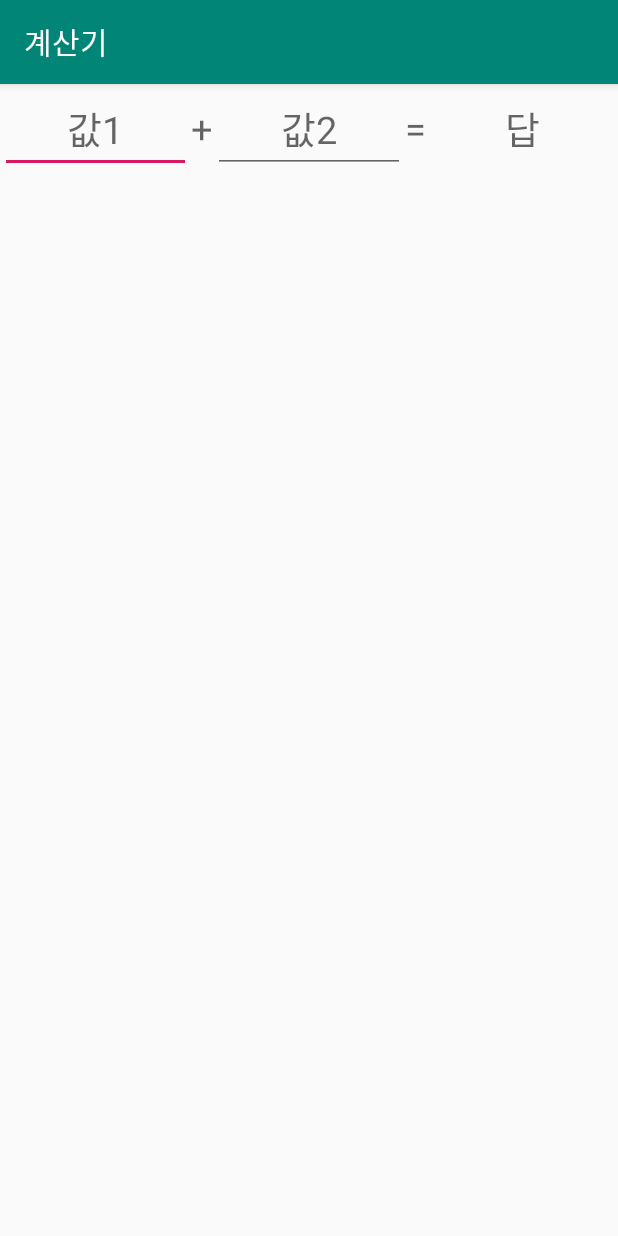
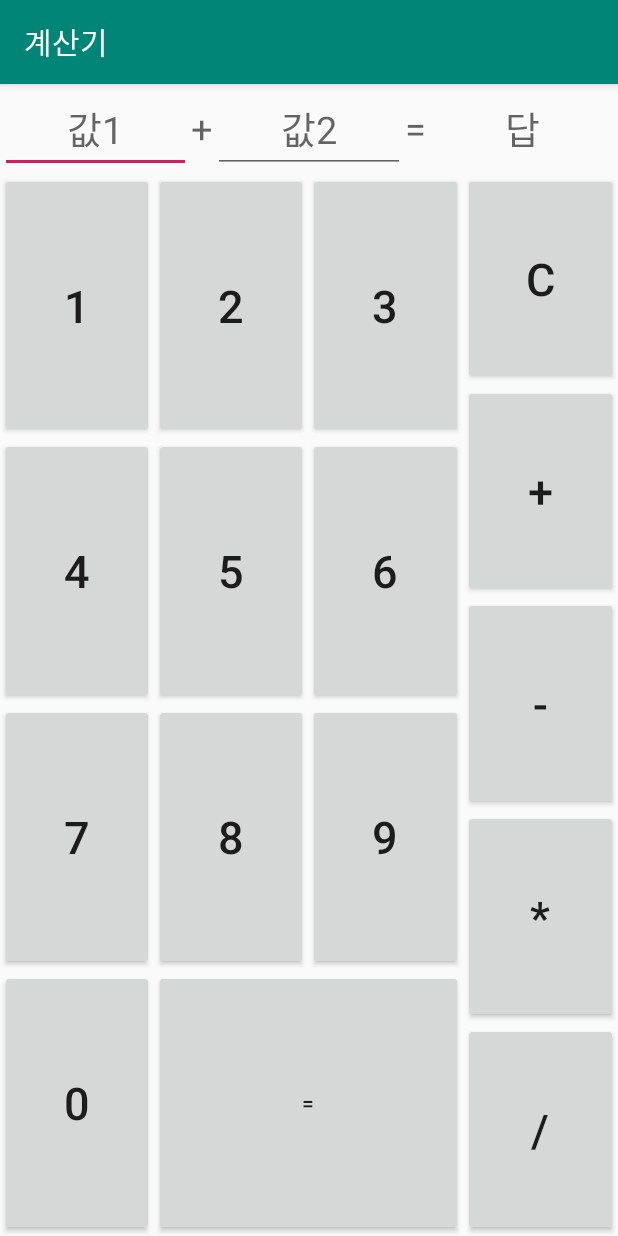
Before and after one commit to runitist/HKAndDev, an Android app: the CalculatorActivity screen opened directly, with no data from a screen before it, on a phone screen of 412 x 824 dp. Run offline under Robolectric (Android 15) with nearby library versions, the phone set to English and light mode, and no system bars.

Commit message:
계산기 뷰 완성

```diff
--- a/app/src/main/res/layout/activity_calculator.xml
+++ b/app/src/main/res/layout/activity_calculator.xml
@@ -13,53 +13,155 @@
 
         <EditText
             android:id="@+id/operand1"
-            android:layout_width="0dp"
-            android:layout_weight="1"
-            android:layout_height="match_parent"
-            android:gravity="center"
-            android:textSize="25dp"
+            style="@style/operand"
             android:hint="값1" />
 
         <TextView
             android:id="@+id/operator"
-            android:layout_width="wrap_content"
-            android:layout_height="match_parent"
-            android:gravity="center"
-            android:textSize="25dp"
+            style="@style/operator"
             android:hint="+" />
 
         <EditText
             android:id="@+id/operand2"
-            android:layout_width="0dp"
-            android:layout_weight="1"
-            android:layout_height="match_parent"
-            android:gravity="center"
-            android:textSize="25dp"
+            style="@style/operand"
             android:hint="값2" />
 
         <TextView
             android:id="@+id/equal"
-            android:layout_width="wrap_content"
-            android:layout_height="match_parent"
-            android:gravity="center"
-            android:textSize="25dp"
+            style="@style/operator"
             android:hint="=" />
 
         <TextView
             android:id="@+id/answer"
-            android:layout_width="0dp"
-            android:layout_weight="1"
-            android:layout_height="match_parent"
-            android:gravity="center"
-            android:textSize="25dp"
+            style="@style/operand"
             android:hint="답" />
     </LinearLayout>
 
     <LinearLayout
-        android:layout_width="match_parent"
-        android:layout_height="0dp"
-        android:layout_weight="1">
+        style="@style/linearlayout"
+        android:orientation="horizontal">
 
+        <LinearLayout
+            android:layout_width="0dp"
+            android:layout_height="match_parent"
+            android:layout_weight="3"
+            android:orientation="vertical">
+
+            <LinearLayout
+                style="@style/linearlayout"
+                android:orientation="vertical">
+
+                <LinearLayout
+                    style="@style/linearlayout"
+                    android:orientation="horizontal">
+
+                    <Button
+                        android:id="@+id/num1"
+                        style="@style/numbtn"
+                        android:text="1" />
+
+                    <Button
+                        android:id="@+id/num2"
+                        style="@style/numbtn"
+                        android:text="2" />
+
+                    <Button
+                        android:id="@+id/num3"
+                        style="@style/numbtn"
+                        android:text="3" />
+                </LinearLayout>
+
+                <LinearLayout
+                    style="@style/linearlayout"
+                    android:orientation="horizontal">
+
+                    <Button
+                        android:id="@+id/num4"
+                        style="@style/numbtn"
+                        android:text="4" />
+
+                    <Button
+                        android:id="@+id/num5"
+                        style="@style/numbtn"
+                        android:text="5" />
+
+                    <Button
+                        android:id="@+id/num6"
+                        style="@style/numbtn"
+                        android:text="6" />
+                </LinearLayout>
+
+                <LinearLayout
+                    style="@style/linearlayout"
+                    android:orientation="horizontal">
+
+                    <Button
+                        android:id="@+id/num7"
+                        style="@style/numbtn"
+                        android:text="7" />
+
+                    <Button
+                        android:id="@+id/num8"
+                        style="@style/numbtn"
+                        android:text="8" />
+
+                    <Button
+                        android:id="@+id/num9"
+                        style="@style/numbtn"
+                        android:text="9" />
+                </LinearLayout>
+
+                <LinearLayout
+                    style="@style/linearlayout"
+                    android:orientation="horizontal">
+
+                    <Button
+                        android:id="@+id/num0"
+                        style="@style/numbtn"
+                        android:text="0" />
+
+                    <Button
+                        android:id="@+id/equalbtn"
+                        android:layout_width="0dp"
+                        android:layout_height="match_parent"
+                        android:layout_weight="2"
+                        android:text="=" />
+                </LinearLayout>
+
+            </LinearLayout>
+        </LinearLayout>
+
+        <LinearLayout
+            android:layout_width="0dp"
+            android:layout_height="match_parent"
+            android:layout_weight="1"
+            android:orientation="vertical">
+            <Button
+                style="@style/opbtn"
+                android:id="@+id/clear"
+                android:text="C"
+                />
+            <Button
+                style="@style/opbtn"
+                android:id="@+id/plus"
+                android:text="+"
+                />
+            <Button
+                style="@style/opbtn"
+                android:id="@+id/minus"
+                android:text="-"
+                />
+            <Button
+                style="@style/opbtn"
+                android:id="@+id/mult"
+                android:text="*"
+                />
+            <Button
+                style="@style/opbtn"
+                android:id="@+id/div"
+                android:text="/"
+                />
+        </LinearLayout>
 
     </LinearLayout>
 
--- a/app/src/main/res/values/styles.xml
+++ b/app/src/main/res/values/styles.xml
@@ -24,4 +24,36 @@
         <item name="android:textAllCaps">false</item>
         <item name="android:onClick">mp3clk</item>
     </style>
+
+    <!--계산기의 스타일 설정-->
+    <style name="operand">
+        <item name="android:layout_width">0dp</item>
+        <item name="android:layout_height">match_parent</item>
+        <item name="android:layout_weight">1</item>
+        <item name="android:gravity">center</item>
+        <item name="android:textSize">25dp</item>
+    </style>
+    <style name="operator">
+        <item name="android:layout_width">wrap_content</item>
+        <item name="android:layout_height">match_parent</item>
+        <item name="android:gravity">center</item>
+        <item name="android:textSize">25dp</item>
+    </style>
+    <style name="linearlayout">
+        <item name="android:layout_weight">1</item>
+        <item name="android:layout_width">match_parent</item>
+        <item name="android:layout_height">0dp</item>
+    </style>
+    <style name="numbtn">
+        <item name="android:layout_width">0dp</item>
+        <item name="android:layout_weight">1</item>
+        <item name="android:layout_height">match_parent</item>
+        <item name="android:textSize">30dp</item>
+    </style>
+    <style name="opbtn">
+        <item name="android:layout_weight">1</item>
+        <item name="android:layout_width">match_parent</item>
+        <item name="android:layout_height">0dp</item>
+        <item name="android:textSize">30dp</item>
+    </style>
 </resources>
```
